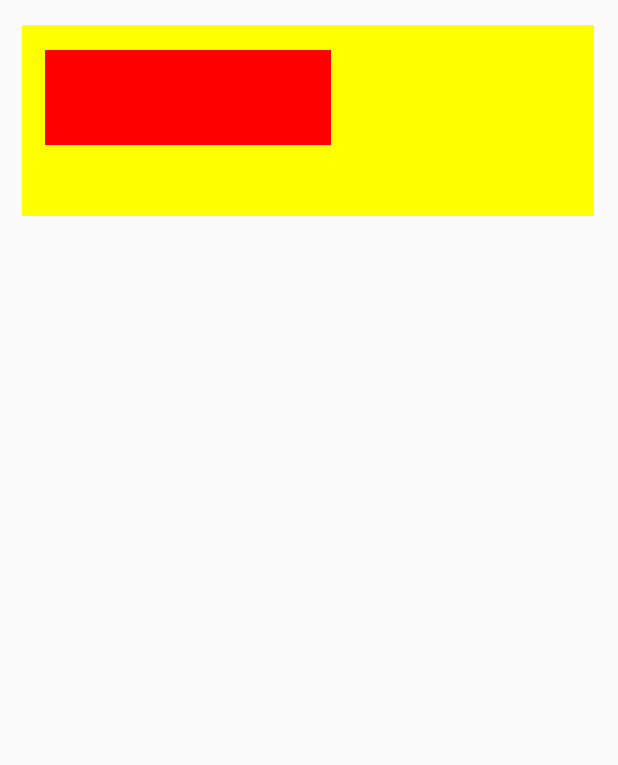
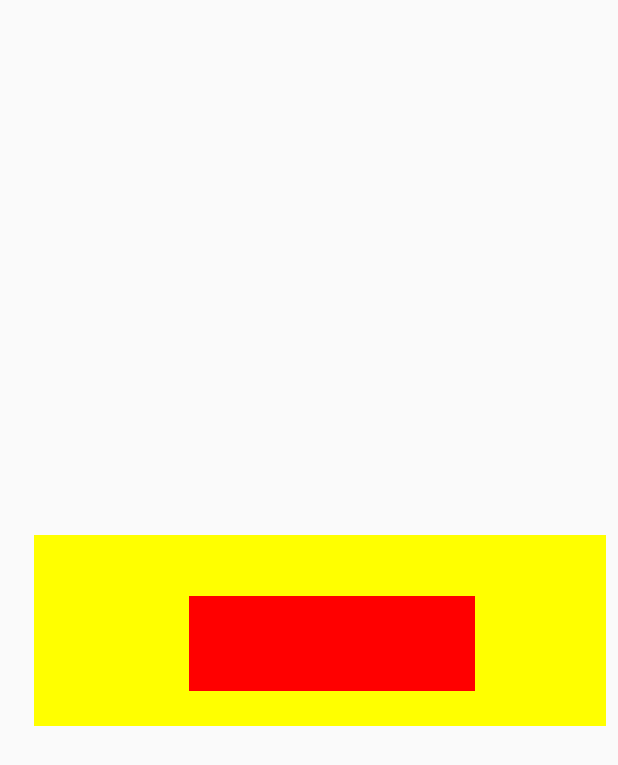
Before and after one commit to xjxliuxing/AndroidHelper, an Android app: the screen it shows after launch (MainActivity), on a phone screen of 412 x 824 dp. Shown: the top 765 px of the screen. Run offline under Robolectric (Android 15) with nearby library versions, the phone set to English and light mode, and no system bars; libraries missing offline, so code that uses them is left out: com.orhanobut.logger; 2 statements that could not run were skipped.

Commit message:
修改FrameLayout的布局

```diff
--- /dev/null
+++ b/app/src/main/java/com/xjx/helper/utils/ConstraintLayoutUtil.java
@@ -0,0 +1,68 @@
+package com.xjx.helper.utils;
+
+import android.content.Context;
+import android.util.AttributeSet;
+import android.util.Log;
+import android.view.View;
+
+import androidx.constraintlayout.widget.ConstraintLayout;
+
+import com.xjx.helper.global.App;
+
+public class ConstraintLayoutUtil extends ConstraintLayout {
+
+    private boolean isMeasure = true;
+    private float horizontalScaleValue = App.getInstance().horizontalScaleValue;
+    private float verticalScaleValue = App.getInstance().verticalScaleValue;
+
+    public ConstraintLayoutUtil(Context context) {
+        super(context);
+    }
+
+    public ConstraintLayoutUtil(Context context, AttributeSet attrs) {
+        super(context, attrs);
+    }
+
+    @Override
+    protected void onMeasure(int widthMeasureSpec, int heightMeasureSpec) {
+        // 获取宽高的比值
+        Log.e("xjx", "horizontalScaleValue:" + horizontalScaleValue);
+        Log.e("xjx", "verticalScaleValue:" + verticalScaleValue);
+
+        if (isMeasure) {
+            // 获取宽高的比值
+            Log.e("xjx", "horizontalScaleValue:" + horizontalScaleValue);
+            Log.e("xjx", "verticalScaleValue:" + verticalScaleValue);
+
+            // 获取子控件的数量
+            int childCount = getChildCount();
+            for (int i = 0; i < childCount; i++) {
+                View child = getChildAt(i);
+                ConstraintLayout.LayoutParams layoutParams = (ConstraintLayout.LayoutParams) child.getLayoutParams();
+                // 重新设置宽高的比值
+                int width = layoutParams.width;
+                LogUtil.e("View的宽度为：" + width);
+
+                layoutParams.width = (int) (layoutParams.width * horizontalScaleValue);
+                layoutParams.height = (int) (layoutParams.height * verticalScaleValue);
+
+                // 重新设置view的margin值
+                layoutParams.leftMargin = (int) (layoutParams.leftMargin * horizontalScaleValue);
+                layoutParams.rightMargin = (int) (layoutParams.rightMargin * horizontalScaleValue);
+                layoutParams.topMargin = (int) (layoutParams.topMargin * verticalScaleValue);
+                layoutParams.bottomMargin = (int) (layoutParams.bottomMargin * verticalScaleValue);
+
+                // 设置View的padding值
+                child.setPadding((int) (child.getPaddingLeft() * horizontalScaleValue), (int) (child.getPaddingTop() * verticalScaleValue), (int) (child.getPaddingRight() * horizontalScaleValue), (int) (child.getPaddingBottom() * verticalScaleValue));
+            }
+
+            // 设置布局的padding值
+            setPadding((int) (getPaddingLeft() * horizontalScaleValue), (int) (getPaddingTop() * verticalScaleValue), (int) (getPaddingRight() * horizontalScaleValue), (int) (getPaddingBottom() * verticalScaleValue));
+
+            isMeasure = false;
+        }
+
+        super.onMeasure(widthMeasureSpec, heightMeasureSpec);
+    }
+
+}
--- /dev/null
+++ b/app/src/main/java/com/xjx/helper/utils/TextViewUtil.java
@@ -0,0 +1,22 @@
+package com.xjx.helper.utils;
+
+import android.content.Context;
+import android.util.AttributeSet;
+
+import androidx.appcompat.widget.AppCompatTextView;
+
+public class TextViewUtil extends AppCompatTextView {
+
+    public TextViewUtil(Context context) {
+        super(context);
+    }
+
+    public TextViewUtil(Context context, AttributeSet attrs) {
+        super(context, attrs);
+    }
+
+    public TextViewUtil(Context context, AttributeSet attrs, int defStyleAttr) {
+        super(context, attrs, defStyleAttr);
+    }
+
+}
--- a/app/src/main/res/layout/activity_main.xml
+++ b/app/src/main/res/layout/activity_main.xml
@@ -1,10 +1,9 @@
 <?xml version="1.0" encoding="utf-8"?>
-<com.xjx.helper.utils.FrameLayoutUtil xmlns:android="http://schemas.android.com/apk/res/android"
+<com.xjx.helper.utils.ConstraintLayoutUtil xmlns:android="http://schemas.android.com/apk/res/android"
+    xmlns:app="http://schemas.android.com/apk/res-auto"
     xmlns:tools="http://schemas.android.com/tools"
-    android:id="@+id/rl_content"
     android:layout_width="match_parent"
     android:layout_height="match_parent"
-    android:orientation="horizontal"
     tools:context=".MainActivity">
 
     <!--<TextView-->
@@ -51,13 +50,25 @@
         android:layout_height="300px"
         android:layout_marginLeft="40px"
         android:layout_marginTop="40px"
-        android:background="#ff0" />
+        android:background="#ff0"
+        app:layout_constraintBottom_toBottomOf="parent"
+        app:layout_constraintHorizontal_bias="0.5"
+        app:layout_constraintLeft_toLeftOf="parent"
+        app:layout_constraintRight_toRightOf="parent"
+        app:layout_constraintTop_toTopOf="parent"
+        app:layout_constraintVertical_bias="0.5" />
 
     <TextView
         android:layout_width="500px"
         android:layout_height="150px"
         android:layout_marginLeft="80px"
         android:layout_marginTop="80px"
-        android:background="#f00" />
+        android:background="#f00"
+        app:layout_constraintBottom_toBottomOf="parent"
+        app:layout_constraintHorizontal_bias="0.5"
+        app:layout_constraintLeft_toLeftOf="parent"
+        app:layout_constraintRight_toRightOf="parent"
+        app:layout_constraintTop_toTopOf="parent"
+        app:layout_constraintVertical_bias="0.5" />
 
-</com.xjx.helper.utils.FrameLayoutUtil>
+</com.xjx.helper.utils.ConstraintLayoutUtil>
```
